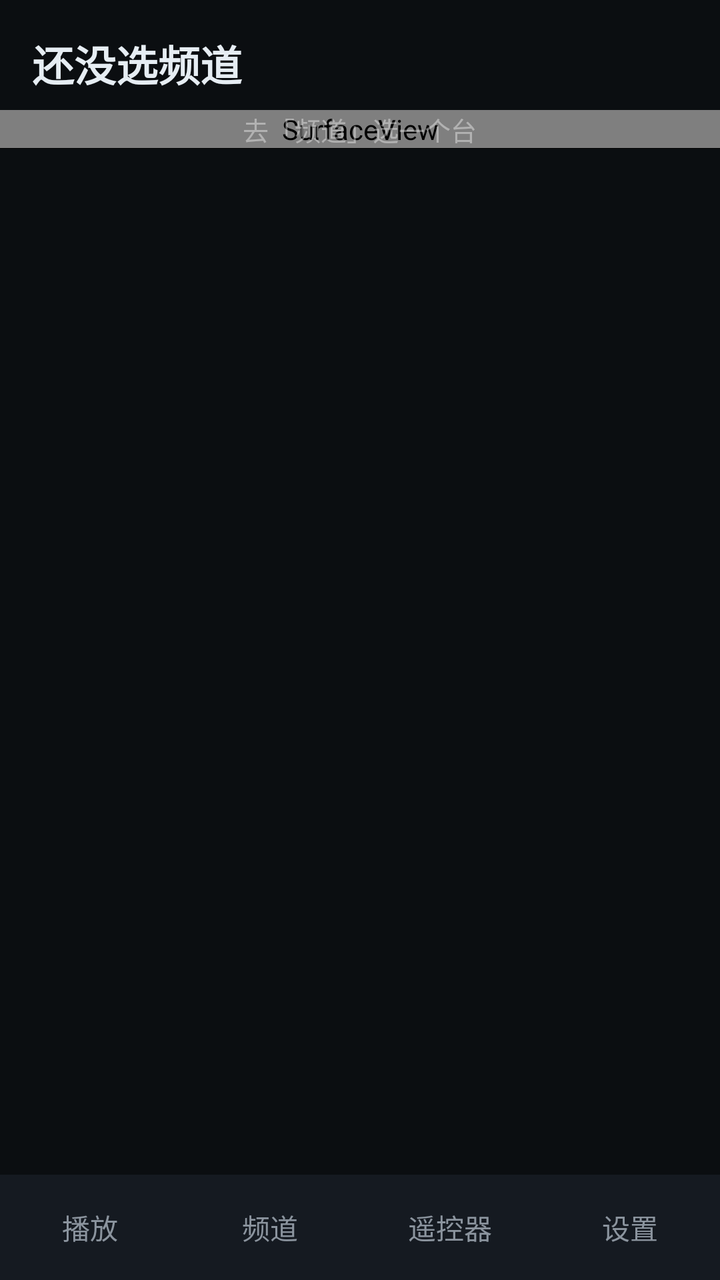
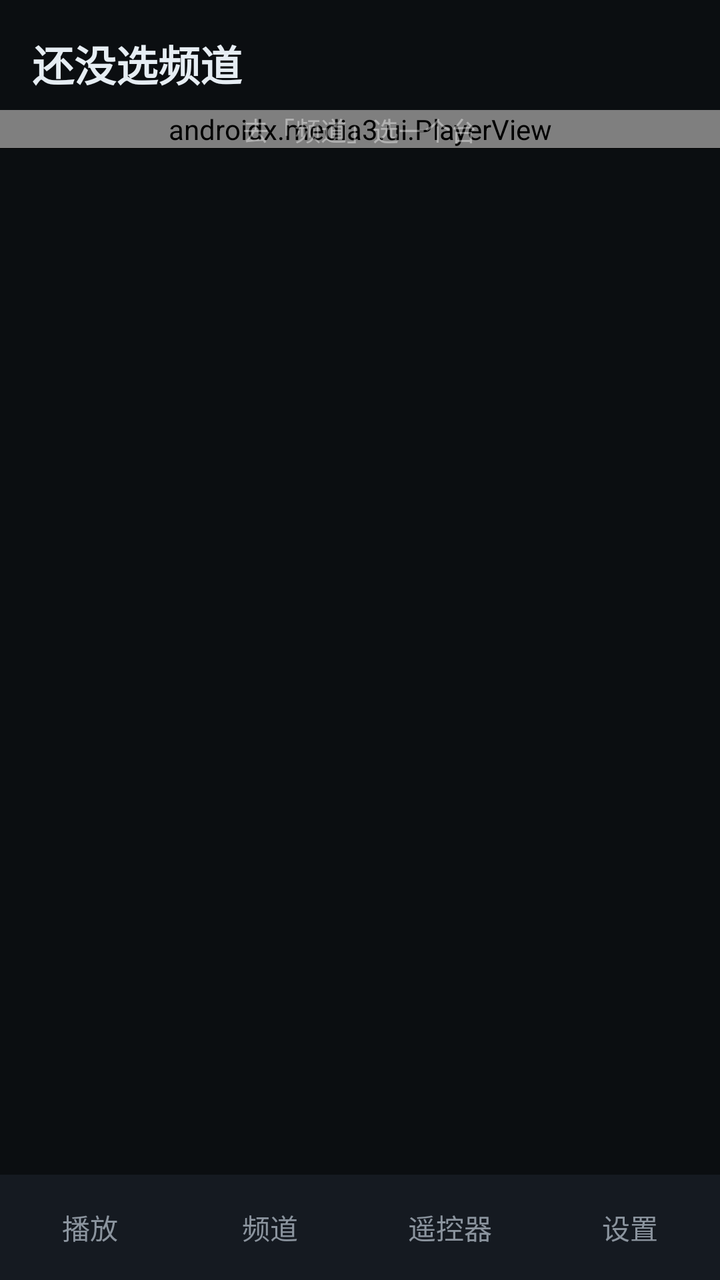

Screens rendered from an Android XML layout before and after an edit, with the pre-edit source and the edit as a unified diff.
<!-- AndroidManifest.xml: application theme Theme.Litv -->
<!-- res/layout/activity_phone_home.xml -->
<?xml version="1.0" encoding="utf-8"?>
<LinearLayout xmlns:android="http://schemas.android.com/apk/res/android"
    android:layout_width="match_parent"
    android:layout_height="match_parent"
    android:background="@color/bg"
    android:orientation="vertical">

    <FrameLayout
        android:layout_width="match_parent"
        android:layout_height="0dp"
        android:layout_weight="1">

        
        <LinearLayout
            android:id="@+id/panelPlay"
            android:layout_width="match_parent"
            android:layout_height="match_parent"
            android:orientation="vertical">

            <LinearLayout
                android:id="@+id/playHeader"
                android:layout_width="match_parent"
                android:layout_height="wrap_content"
                android:gravity="center_vertical"
                android:orientation="horizontal"
                android:paddingHorizontal="16dp"
                android:paddingTop="16dp"
                android:paddingBottom="8dp">

                <TextView
                    android:id="@+id/playName"
                    android:layout_width="0dp"
                    android:layout_height="wrap_content"
                    android:layout_weight="1"
                    android:ellipsize="end"
                    android:maxLines="1"
                    android:text="还没选频道"
                    android:textColor="@color/text_primary"
                    android:textSize="21sp"
                    android:textStyle="bold" />

                <TextView
                    android:id="@+id/playEngine"
                    android:layout_width="wrap_content"
                    android:layout_height="wrap_content"
                    android:layout_marginStart="8dp"
                    android:textColor="@color/accent"
                    android:textSize="11sp" />
            </LinearLayout>

            <FrameLayout
                android:id="@+id/videoBox"
                android:layout_width="match_parent"
                android:layout_height="wrap_content"
                android:background="@android:color/black">

                <SurfaceView
                    android:id="@+id/surface"
                    android:layout_width="match_parent"
                    android:layout_height="match_parent" />

                <ProgressBar
                    android:id="@+id/loading"
                    android:layout_width="38dp"
                    android:layout_height="38dp"
                    android:layout_gravity="center"
                    android:indeterminateTint="@color/accent"
                    android:visibility="gone" />

                <TextView
                    android:id="@+id/gestureTip"
                    android:layout_width="wrap_content"
                    android:layout_height="wrap_content"
                    android:layout_gravity="center"
                    android:background="#CC151A21"
                    android:paddingHorizontal="16dp"
                    android:paddingVertical="8dp"
                    android:textColor="@color/text_primary"
                    android:textSize="16sp"
                    android:visibility="gone" />

                <TextView
                    android:id="@+id/playHint"
                    android:layout_width="wrap_content"
                    android:layout_height="wrap_content"
                    android:layout_gravity="center"
                    android:text="去「频道」选一个台"
                    android:textColor="#66FFFFFF"
                    android:textSize="13sp" />

                


                
                <FrameLayout
                    android:id="@+id/playerControls"
                    android:layout_width="match_parent"
                    android:layout_height="match_parent"
                    android:background="@drawable/bg_scrim_bottom"
                    android:visibility="gone">

                
                <TextView
                    android:id="@+id/liveBadge"
                    android:layout_width="wrap_content"
                    android:layout_height="wrap_content"
                    android:layout_gravity="top|start"
                    android:layout_marginStart="12dp"
                    android:layout_marginTop="12dp"
                    android:background="@drawable/bg_badge_pill"
                    android:paddingHorizontal="10dp"
                    android:paddingVertical="4dp"
                    android:text="● 直播"
                    android:textColor="#FFFFFFFF"
                    android:textSize="11sp" />

                    
                    <ImageView
                        android:id="@+id/btnPlayPause"
                        android:layout_width="72dp"
                        android:layout_height="72dp"
                        android:layout_gravity="center"
                        android:background="@android:color/transparent"
                        android:contentDescription="播放/暂停"
                        android:padding="14dp"
                        android:src="@drawable/ic_pause"
                        android:alpha="0.85" />

                    
                    <TextView
                        android:id="@+id/btnCast"
                        style="@style/PhoneCtlSmall"
                        android:layout_gravity="top|end"
                        android:layout_marginTop="10dp"
                        android:layout_marginEnd="10dp"
                        android:text="⇱" />



                    
                    <LinearLayout
                        android:id="@+id/fsTools"
                        android:layout_width="wrap_content"
                        android:layout_height="wrap_content"
                        android:layout_gravity="bottom|center_horizontal"
                        android:layout_marginBottom="30dp"
                        android:orientation="horizontal"
                        android:visibility="gone">

                        <TextView
                            android:id="@+id/fsAspect"
                            style="@style/PhoneCtlPill"
                            android:text="比例 自动" />

                        <TextView
                            android:id="@+id/fsEngine"
                            style="@style/PhoneCtlPill"
                            android:text="内核 自动" />

                        <TextView
                            android:id="@+id/fsDecode"
                            style="@style/PhoneCtlPill"
                            android:text="解码 自动" />
                    </LinearLayout>

                    
                    <LinearLayout
                        android:layout_width="wrap_content"
                        android:layout_height="wrap_content"
                        android:layout_gravity="bottom|end"
                        android:layout_marginBottom="30dp"
                        android:layout_marginEnd="12dp"
                        android:gravity="center_vertical"
                        android:orientation="horizontal">

                        <TextView
                            android:id="@+id/btnMute"
                            style="@style/PhoneCtlSmall"
                            android:layout_marginEnd="10dp"
                            android:text="♪" />

                        <TextView
                            android:id="@+id/btnFullscreen"
                            style="@style/PhoneCtlSmall"
                            android:text="⛶" />
                    </LinearLayout>
                </FrameLayout>
            </FrameLayout>

            <TextView
                android:id="@+id/playNow"
                android:layout_width="match_parent"
                android:layout_height="wrap_content"
                android:ellipsize="end"
                android:maxLines="1"
                android:paddingHorizontal="16dp"
                android:paddingTop="8dp"
                android:textColor="@color/text_secondary"
                android:textSize="11sp" />

            
            <TextView
                android:id="@+id/playRoute"
                android:layout_width="match_parent"
                android:layout_height="wrap_content"
                android:ellipsize="end"
                android:maxLines="1"
                android:paddingHorizontal="16dp"
                android:paddingTop="4dp"
                android:textColor="#66FFFFFF"
                android:textSize="11sp" />

            <ScrollView
                android:id="@+id/epgScroll"
                android:layout_width="match_parent"
                android:layout_height="0dp"
                android:layout_weight="1"
                android:clipToPadding="false"
                android:paddingHorizontal="16dp"
                android:scrollbars="none">

                <LinearLayout
                    android:id="@+id/epgList"
                    android:layout_width="match_parent"
                    android:layout_height="wrap_content"
                    android:orientation="vertical" />
            </ScrollView>
        </LinearLayout>

        
        <LinearLayout
            android:id="@+id/panelChannel"
            android:layout_width="match_parent"
            android:layout_height="match_parent"
            android:background="@color/bg"
            android:orientation="vertical"
            android:visibility="gone">

            <TextView
                android:id="@+id/status"
                android:layout_width="match_parent"
                android:layout_height="wrap_content"
                android:paddingHorizontal="16dp"
                android:paddingTop="16dp"
                android:textColor="@color/text_secondary"
                android:textSize="11sp" />

            <EditText
                android:id="@+id/searchInput"
                android:layout_width="match_parent"
                android:layout_height="wrap_content"
                android:layout_marginHorizontal="16dp"
                android:layout_marginTop="8dp"
                android:autofillHints="none"
                android:background="@drawable/bg_card"
                android:hint="搜频道名 / 分组"
                android:imeOptions="actionSearch"
                android:inputType="text"
                android:maxLines="1"
                android:paddingHorizontal="16dp"
                android:paddingVertical="8dp"
                android:singleLine="true"
                android:textColor="@color/text_primary"
                android:textColorHint="@color/text_secondary"
                android:textSize="13sp" />

            <HorizontalScrollView
                android:id="@+id/groupBar"
                android:layout_width="match_parent"
                android:layout_height="wrap_content"
                android:layout_marginTop="4dp"
                android:paddingHorizontal="12dp"
                android:scrollbars="none">

                <LinearLayout
                    android:id="@+id/groupChips"
                    android:layout_width="wrap_content"
                    android:layout_height="wrap_content"
                    android:orientation="horizontal" />
            </HorizontalScrollView>

            <androidx.recyclerview.widget.RecyclerView
                android:id="@+id/list"
                android:layout_width="match_parent"
                android:layout_height="0dp"
                android:layout_marginTop="4dp"
                android:layout_weight="1"
                android:clipToPadding="false"
                android:paddingHorizontal="16dp"
                android:paddingBottom="12dp"
                android:scrollbars="none" />

            <TextView
                android:id="@+id/empty"
                android:layout_width="match_parent"
                android:layout_height="0dp"
                android:layout_weight="1"
                android:gravity="center"
                android:text="@string/empty_channels"
                android:textColor="@color/text_secondary"
                android:textSize="16sp"
                android:visibility="gone" />
        </LinearLayout>
    </FrameLayout>

    
    <LinearLayout
        android:id="@+id/bottomTabs"
        android:layout_width="match_parent"
        android:layout_height="wrap_content"
        android:background="@color/bg_panel"
        android:orientation="horizontal"
        android:paddingVertical="8dp">

        <TextView
            android:id="@+id/tabPlay"
            style="@style/PhoneTab"
            android:text="播放" />

        <TextView
            android:id="@+id/tabChannel"
            style="@style/PhoneTab"
            android:text="频道" />

        <TextView
            android:id="@+id/tabRemote"
            style="@style/PhoneTab"
            android:text="遥控器" />

        <TextView
            android:id="@+id/tabSettings"
            style="@style/PhoneTab"
            android:text="设置" />
    </LinearLayout>
</LinearLayout>
<!-- resources referenced by this layout -->
<resources>
  <color name="accent">#FF2DD4BF</color>
  <color name="bg">#FF0B0E11</color>
  <color name="bg_panel">#FF151A21</color>
  <color name="text_primary">#FFE6EDF3</color>
  <color name="text_secondary">#FF8B949E</color>
  <!-- drawable bg_badge_pill (drawable) -->
  <?xml version="1.0" encoding="utf-8"?>
  <shape xmlns:android="http://schemas.android.com/apk/res/android" android:shape="rectangle">
      <solid android:color="#A6000000" />
      <corners android:radius="12dp" />
      <stroke android:width="1dp" android:color="#33FFFFFF" />
  </shape>
  <!-- drawable bg_card (drawable) -->
  <?xml version="1.0" encoding="utf-8"?>
  <shape xmlns:android="http://schemas.android.com/apk/res/android"
      android:shape="rectangle">
      <solid android:color="@color/bg_card" />
      <corners android:radius="8dp" />
  </shape>
  <!-- drawable bg_scrim_bottom (drawable) -->
  <?xml version="1.0" encoding="utf-8"?>
  <shape xmlns:android="http://schemas.android.com/apk/res/android" android:shape="rectangle">
      <gradient
          android:angle="90"
          android:endColor="#C4000000"
          android:startColor="#00000000" />
  </shape>
  <!-- drawable ic_pause (drawable) -->
  <?xml version="1.0" encoding="utf-8"?>
  <vector xmlns:android="http://schemas.android.com/apk/res/android"
      android:width="48dp" android:height="48dp"
      android:viewportWidth="24" android:viewportHeight="24">
      <path android:fillColor="#FFFFFFFF" android:pathData="M7,5h3.4v14H7z" />
      <path android:fillColor="#FFFFFFFF" android:pathData="M13.6,5H17v14h-3.4z" />
  </vector>
  <string name="empty_channels">还没有频道\n请先在管理台导入直播源</string>
  <style name="PhoneCtlPill">
          <item name="android:layout_width">wrap_content</item>
          <item name="android:layout_height">30dp</item>
          <item name="android:layout_marginEnd">8dp</item>
          <item name="android:background">@drawable/bg_badge_pill</item>
          <item name="android:gravity">center</item>
          <item name="android:paddingHorizontal">10dp</item>
          <item name="android:textColor">#FFFFFFFF</item>
          <item name="android:textSize">11sp</item>
          <item name="android:clickable">true</item>
          <item name="android:focusable">true</item>
      </style>
  <style name="PhoneCtlSmall">
          <item name="android:layout_width">30dp</item>
          <item name="android:layout_height">30dp</item>
          <item name="android:background">@drawable/bg_ctl_circle</item>
          <item name="android:gravity">center</item>
          <item name="android:textColor">#FFFFFFFF</item>
          <item name="android:textSize">15sp</item>
          <item name="android:clickable">true</item>
          <item name="android:focusable">true</item>
      </style>
  <style name="PhoneTab">
          <item name="android:layout_width">0dp</item>
          <item name="android:layout_height">wrap_content</item>
          <item name="android:layout_weight">1</item>
          <item name="android:gravity">center</item>
          <item name="android:paddingVertical">8dp</item>
          <item name="android:textColor">@color/text_secondary</item>
          <item name="android:textSize">14sp</item>
      </style>
  <style name="Theme.Litv" parent="Theme.AppCompat.NoActionBar">
          <item name="android:windowBackground">@color/bg</item>
          <item name="android:colorBackground">@color/bg</item>
          <item name="android:textColorPrimary">@color/text_primary</item>
          <item name="android:textColorSecondary">@color/text_secondary</item>
          <item name="android:statusBarColor">@color/bg</item>
          <item name="android:navigationBarColor">@color/bg</item>
      </style>
  <color name="bg_card">#FF1C232C</color>
  <!-- drawable bg_ctl_circle (drawable) -->
  <?xml version="1.0" encoding="utf-8"?>
  <ripple xmlns:android="http://schemas.android.com/apk/res/android"
      android:color="#40FFFFFF">
      <item>
          <shape android:shape="oval">
              <solid android:color="#33FFFFFF" />
          </shape>
      </item>
  </ripple>
</resources>

<!-- the commit's change to res/layout/activity_phone_home.xml (unified diff, before → after) -->
@@ -54,10 +54,25 @@
                 android:layout_height="wrap_content"
                 android:background="@android:color/black">
 
+                <org.videolan.libvlc.util.VLCVideoLayout
+                    android:id="@+id/vlcLayout"
+                    android:layout_width="match_parent"
+                    android:layout_height="match_parent"
+                    android:visibility="gone" />
+
+                
+                <androidx.media3.ui.PlayerView
+                    android:id="@+id/exoView"
+                    android:layout_width="match_parent"
+                    android:layout_height="match_parent"
+                    />
+
+                
                 <SurfaceView
                     android:id="@+id/surface"
                     android:layout_width="match_parent"
-                    android:layout_height="match_parent" />
+                    android:layout_height="match_parent"
+                    android:visibility="gone" />
 
                 <ProgressBar
                     android:id="@+id/loading"
